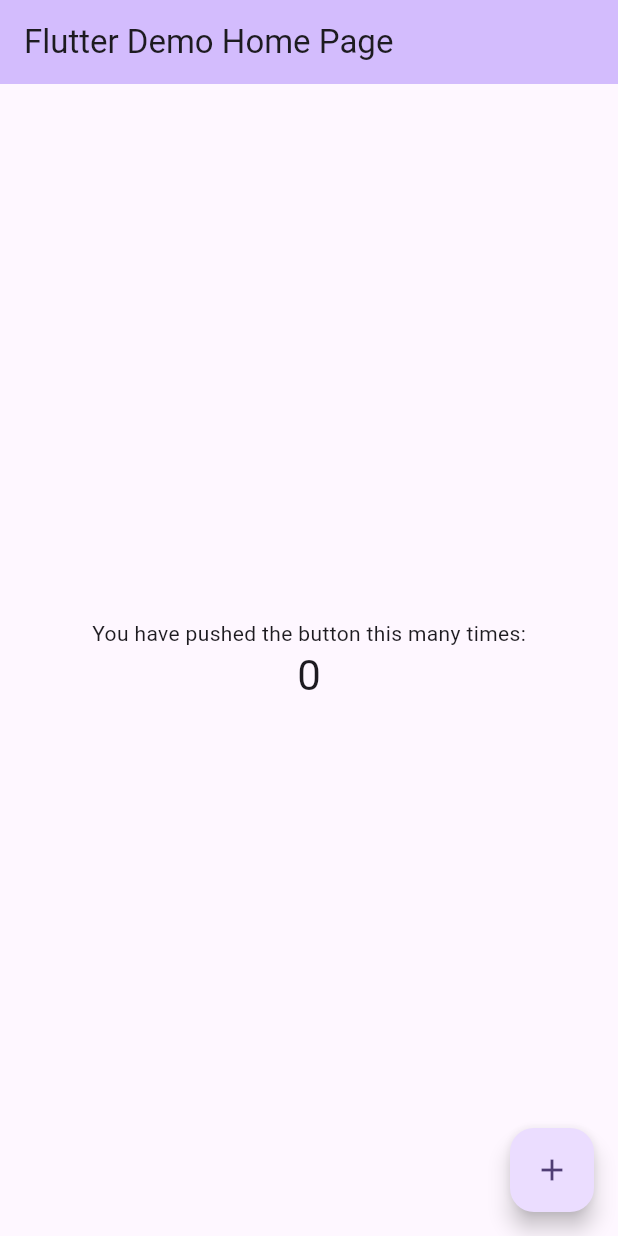
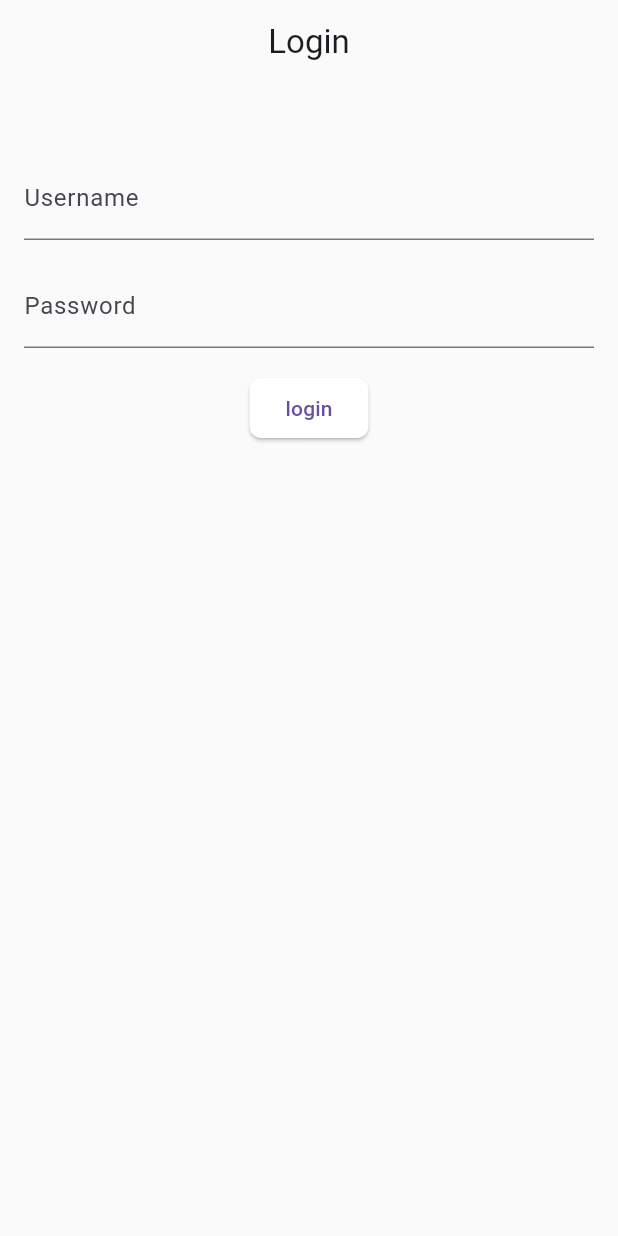
Before and after one commit to Nanami-South/bika-flutter, a Flutter app: the screen it shows after launch, on a phone screen of 412 x 824 dp. Run offline on Flutter 3.47's test engine with Material 3 defaults, Android fonts, the phone set to English and light mode, and no system bars; our stand-ins replace shared_preferences; accounts and stored records are empty.

Commit message:
feat: login page layout

```diff
--- a/analysis_options.yaml
+++ b/analysis_options.yaml
@@ -23,6 +23,5 @@ linter:
   rules:
     # avoid_print: false  # Uncomment to disable the `avoid_print` rule
     # prefer_single_quotes: true  # Uncomment to enable the `prefer_single_quotes` rule
-
 # Additional information about this file can be found at
 # https://dart.dev/guides/language/analysis-options
--- a/lib/main.dart
+++ b/lib/main.dart
@@ -1,125 +1,7 @@
 import 'package:flutter/material.dart';
 
-void main() {
+import 'src/app.dart';
+
+void main() async {
   runApp(const MyApp());
 }
-
-class MyApp extends StatelessWidget {
-  const MyApp({super.key});
-
-  // This widget is the root of your application.
-  @override
-  Widget build(BuildContext context) {
-    return MaterialApp(
-      title: 'Flutter Demo',
-      theme: ThemeData(
-        // This is the theme of your application.
-        //
-        // TRY THIS: Try running your application with "flutter run". You'll see
-        // the application has a purple toolbar. Then, without quitting the app,
-        // try changing the seedColor in the colorScheme below to Colors.green
-        // and then invoke "hot reload" (save your changes or press the "hot
-        // reload" button in a Flutter-supported IDE, or press "r" if you used
-        // the command line to start the app).
-        //
-        // Notice that the counter didn't reset back to zero; the application
-        // state is not lost during the reload. To reset the state, use hot
-        // restart instead.
-        //
-        // This works for code too, not just values: Most code changes can be
-        // tested with just a hot reload.
-        colorScheme: ColorScheme.fromSeed(seedColor: Colors.deepPurple),
-        useMaterial3: true,
-      ),
-      home: const MyHomePage(title: 'Flutter Demo Home Page'),
-    );
-  }
-}
-
-class MyHomePage extends StatefulWidget {
-  const MyHomePage({super.key, required this.title});
-
-  // This widget is the home page of your application. It is stateful, meaning
-  // that it has a State object (defined below) that contains fields that affect
-  // how it looks.
-
-  // This class is the configuration for the state. It holds the values (in this
-  // case the title) provided by the parent (in this case the App widget) and
-  // used by the build method of the State. Fields in a Widget subclass are
-  // always marked "final".
-
-  final String title;
-
-  @override
-  State<MyHomePage> createState() => _MyHomePageState();
-}
-
-class _MyHomePageState extends State<MyHomePage> {
-  int _counter = 0;
-
-  void _incrementCounter() {
-    setState(() {
-      // This call to setState tells the Flutter framework that something has
-      // changed in this State, which causes it to rerun the build method below
-      // so that the display can reflect the updated values. If we changed
-      // _counter without calling setState(), then the build method would not be
-      // called again, and so nothing would appear to happen.
-      _counter++;
-    });
-  }
-
-  @override
-  Widget build(BuildContext context) {
-    // This method is rerun every time setState is called, for instance as done
-    // by the _incrementCounter method above.
-    //
-    // The Flutter framework has been optimized to make rerunning build methods
-    // fast, so that you can just rebuild anything that needs updating rather
-    // than having to individually change instances of widgets.
-    return Scaffold(
-      appBar: AppBar(
-        // TRY THIS: Try changing the color here to a specific color (to
-        // Colors.amber, perhaps?) and trigger a hot reload to see the AppBar
-        // change color while the other colors stay the same.
-        backgroundColor: Theme.of(context).colorScheme.inversePrimary,
-        // Here we take the value from the MyHomePage object that was created by
-        // the App.build method, and use it to set our appbar title.
-        title: Text(widget.title),
-      ),
-      body: Center(
-        // Center is a layout widget. It takes a single child and positions it
-        // in the middle of the parent.
-        child: Column(
-          // Column is also a layout widget. It takes a list of children and
-          // arranges them vertically. By default, it sizes itself to fit its
-          // children horizontally, and tries to be as tall as its parent.
-          //
-          // Column has various properties to control how it sizes itself and
-          // how it positions its children. Here we use mainAxisAlignment to
-          // center the children vertically; the main axis here is the vertical
-          // axis because Columns are vertical (the cross axis would be
-          // horizontal).
-          //
-          // TRY THIS: Invoke "debug painting" (choose the "Toggle Debug Paint"
-          // action in the IDE, or press "p" in the console), to see the
-          // wireframe for each widget.
-          mainAxisAlignment: MainAxisAlignment.center,
-          children: <Widget>[
-            const Text(
-              'You have pushed the button this many times:',
-            ),
-            Text(
-              '$_counter',
-              style: Theme.of(context).textTheme.headlineMedium,
-            ),
-          ],
-        ),
-      ),
-      floatingActionButton: FloatingActionButton(
-        onPressed: _incrementCounter,
-        tooltip: 'Increment',
-        child: const Icon(Icons.add),
-      ), // This trailing comma makes auto-formatting nicer for build methods.
-    );
-  }
-}
--- /dev/null
+++ b/lib/src/account/views/login.dart
@@ -0,0 +1,96 @@
+import 'package:bika/src/api/login.dart';
+import 'package:flutter/material.dart';
+import 'package:bika/src/theme/color.dart';
+
+class LoginScoffoldWidget extends StatelessWidget {
+  const LoginScoffoldWidget({super.key});
+
+  @override
+  Widget build(BuildContext context) {
+    return Scaffold(
+      appBar: AppBar(
+        title: const Text('Login'),
+        centerTitle: true,
+        backgroundColor: bgColor(context),
+        surfaceTintColor: bgColor(context),
+      ),
+      backgroundColor: bgColor(context),
+      body: const LoginWidget(),
+    );
+  }
+}
+
+class LoginWidget extends StatefulWidget {
+  const LoginWidget({super.key});
+
+  @override
+  State<LoginWidget> createState() => _LoginWidgetState();
+}
+
+class _LoginWidgetState extends State<LoginWidget> {
+  @override
+  void initState() {
+    super.initState();
+  }
+
+  @override
+  void dispose() {
+    super.dispose();
+  }
+
+  @override
+  Widget build(BuildContext context) {
+    return GestureDetector(
+        onTap: () => {FocusScope.of(context).unfocus()},
+        child: Padding(
+            padding: const EdgeInsets.all(16.0),
+            child: Column(
+              mainAxisSize: MainAxisSize.min,
+              children: [
+                const SizedBox(height: 32),
+                _buildUsernameInputWidget(context),
+                const SizedBox(height: 16),
+                _buildPasswordInputWidget(context),
+                const SizedBox(height: 16),
+                _buildLoginButtonWidget(context),
+              ],
+            )));
+  }
+
+  Widget _buildUsernameInputWidget(BuildContext context) {
+    return const TextField(
+      decoration: InputDecoration(labelText: 'Username'),
+    );
+  }
+
+  Widget _buildPasswordInputWidget(BuildContext context) {
+    return const TextField(
+      decoration: InputDecoration(labelText: 'Password'),
+    );
+  }
+
+  bool _loginButtonBusy = false;
+  Widget _buildLoginButtonWidget(BuildContext context) {
+    return ElevatedButton(
+        style: ElevatedButton.styleFrom(
+          backgroundColor: Theme.of(context).colorScheme.onPrimary,
+          foregroundColor: Theme.of(context).colorScheme.primary,
+          shape: RoundedRectangleBorder(
+            borderRadius: BorderRadius.circular(8),
+          ),
+        ),
+        onPressed: _loginButtonBusy
+            ? null
+            : () async {
+                setState(() {
+                  _loginButtonBusy = true;
+                });
+                print('login tapped');
+                await LoginApi.login("username", "password");
+                setState(() {
+                  _loginButtonBusy = false;
+                });
+              },
+        child: const Text("login"));
+  }
+}
--- /dev/null
+++ b/lib/src/api/login.dart
@@ -0,0 +1,5 @@
+class LoginApi {
+  static Future<void> login(String username, String password) async {
+    print("Invoke login api");
+  }
+}
--- /dev/null
+++ b/lib/src/app.dart
@@ -0,0 +1,29 @@
+import 'package:flutter/material.dart';
+import 'package:bika/src/account/views/login.dart';
+
+class MyApp extends StatefulWidget {
+  const MyApp({super.key});
+
+  @override
+  State<MyApp> createState() => _MyAppState();
+}
+
+class _MyAppState extends State<MyApp> {
+  late Widget _home;
+
+  @override
+  void initState() {
+    super.initState();
+    _home = const LoginScoffoldWidget();
+  }
+
+  @override
+  void dispose() {
+    super.dispose();
+  }
+
+  @override
+  Widget build(BuildContext context) {
+    return MaterialApp(title: 'Bika Flutter', home: _home);
+  }
+}
--- /dev/null
+++ b/lib/src/theme/color.dart
@@ -0,0 +1,7 @@
+import 'package:flutter/material.dart';
+
+Color bgColor(BuildContext context) {
+  return Theme.of(context).brightness == Brightness.dark
+      ? Theme.of(context).colorScheme.surface
+      : const Color(0xFFFAFAFA);
+}
```
Also changed, not shown: lib/src/account/account.dart (added, +38 -0 lines), lib/src/account/user.dart (added, +18 -0 lines), lib/src/home/home_widget.dart (added, +26 -0 lines), pubspec.yaml (+8 -71 lines), lib/src/account/user.g.dart (added), pubspec.lock, 4 other files.
